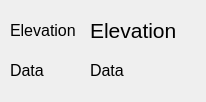
This is JapanElevation_dialog_base.ui in dayjournal/JapanElevation as Qt 5 draws it before an edit. The edited form follows.
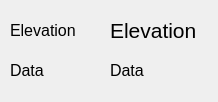
This is the edited form.

```diff
--- a/JapanElevation_dialog_base.ui
+++ b/JapanElevation_dialog_base.ui
@@ -6,7 +6,7 @@
    <rect>
     <x>0</x>
     <y>0</y>
-    <width>206</width>
+    <width>218</width>
     <height>102</height>
    </rect>
   </property>
@@ -16,7 +16,7 @@
   <widget class="QLabel" name="label">
    <property name="geometry">
     <rect>
-     <x>90</x>
+     <x>110</x>
      <y>10</y>
      <width>111</width>
      <height>41</height>
@@ -34,7 +34,7 @@
   <widget class="QLabel" name="label_2">
    <property name="geometry">
     <rect>
-     <x>90</x>
+     <x>110</x>
      <y>50</y>
      <width>111</width>
      <height>41</height>
```
